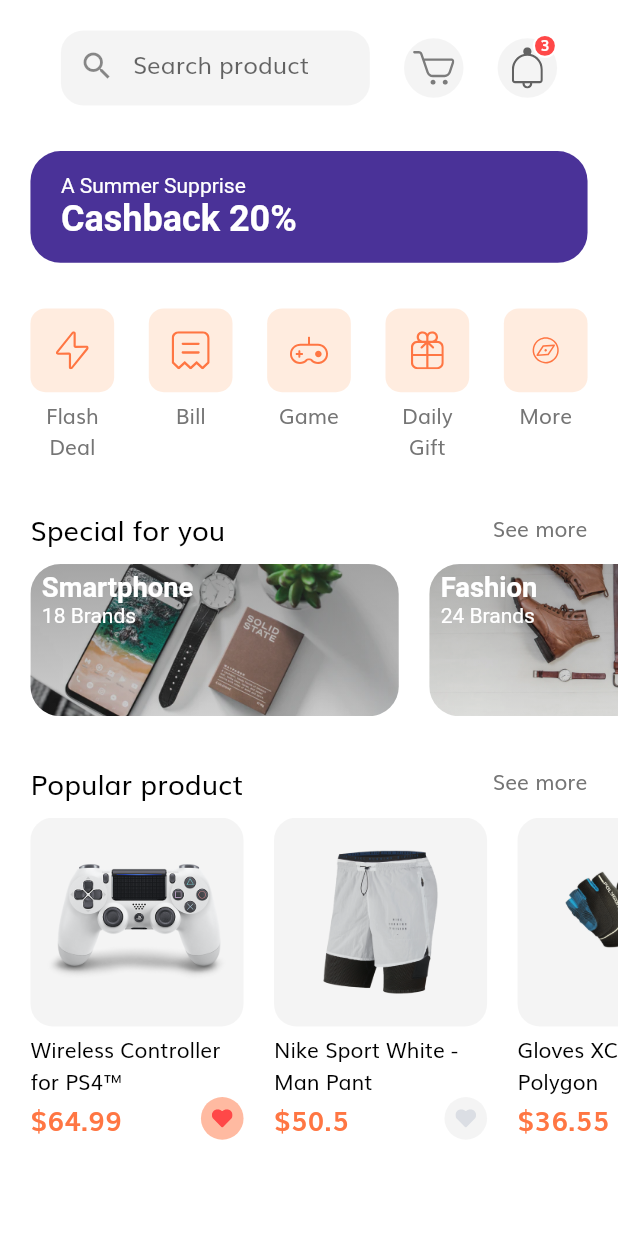
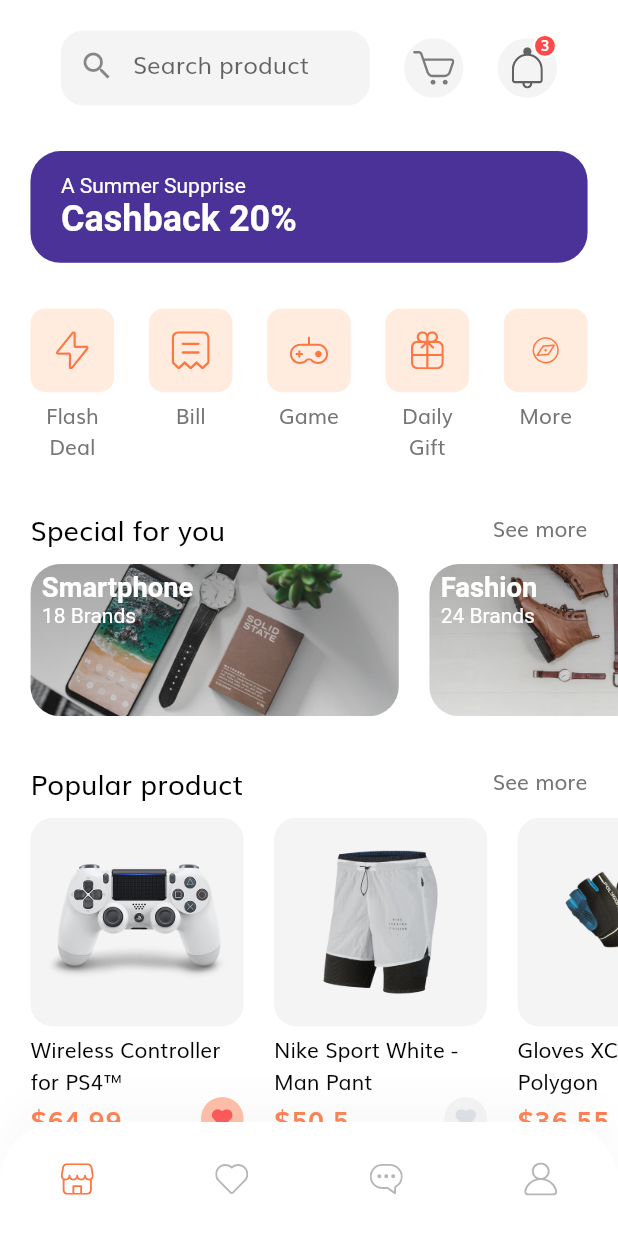
Before and after one commit to DelRoos/e-commerce-themplate, a Flutter app: the HomeScreen screen opened by its route, on a phone screen of 412 x 824 dp. Run offline on Flutter 3.47's test engine with Material 2 defaults, Android fonts, the phone set to English and light mode, and no system bars; our stand-ins replace flutter_svg.

Commit message:
add profil page and end template

```diff
--- /dev/null
+++ b/lib/components/custom_bottom_navbar.dart
@@ -0,0 +1,83 @@
+import 'package:e_commerce/constants.dart';
+import 'package:e_commerce/enums.dart';
+import 'package:e_commerce/screens/home/home_screen.dart';
+import 'package:e_commerce/screens/profile/profile_screen.dart';
+import 'package:flutter/material.dart';
+import 'package:flutter_svg/flutter_svg.dart';
+
+class CustomButtonNavBar extends StatelessWidget {
+  const CustomButtonNavBar({
+    Key? key,
+    required this.selectedMenu,
+  }) : super(key: key);
+
+  final MenuState selectedMenu;
+
+  @override
+  Widget build(BuildContext context) {
+    final Color inActiveColor = Color(0xFFB6B6B6);
+
+    return Container(
+      padding: EdgeInsets.symmetric(vertical: 14),
+      decoration: BoxDecoration(
+        color: Colors.white,
+        borderRadius: BorderRadius.only(
+          topLeft: Radius.circular(40),
+          topRight: Radius.circular(40),
+        ),
+        boxShadow: [
+          BoxShadow(
+            offset: Offset(0, -15),
+            blurRadius: 20,
+            color: Color(0xFFDADADA).withOpacity(0.15),
+          ),
+        ],
+      ),
+      child: SafeArea(
+        child: Row(
+          mainAxisAlignment: MainAxisAlignment.spaceAround,
+          children: [
+            IconButton(
+              onPressed: () =>
+                  Navigator.pushNamed(context, HomeScreen.routeName),
+              icon: SvgPicture.asset(
+                "assets/icons/Shop Icon.svg",
+                color: MenuState.home == selectedMenu
+                    ? kPrimaryColor
+                    : inActiveColor,
+              ),
+            ),
+            IconButton(
+              onPressed: () {},
+              icon: SvgPicture.asset(
+                "assets/icons/Heart Icon.svg",
+                color: MenuState.favourite == selectedMenu
+                    ? kPrimaryColor
+                    : inActiveColor,
+              ),
+            ),
+            IconButton(
+              onPressed: () {},
+              icon: SvgPicture.asset(
+                "assets/icons/Chat bubble Icon.svg",
+                color: MenuState.message == selectedMenu
+                    ? kPrimaryColor
+                    : inActiveColor,
+              ),
+            ),
+            IconButton(
+              onPressed: () =>
+                  Navigator.pushNamed(context, ProfileScreen.routeName),
+              icon: SvgPicture.asset(
+                "assets/icons/User Icon.svg",
+                color: MenuState.profile == selectedMenu
+                    ? kPrimaryColor
+                    : inActiveColor,
+              ),
+            )
+          ],
+        ),
+      ),
+    );
+  }
+}
--- /dev/null
+++ b/lib/enums.dart
@@ -0,0 +1 @@
+enum MenuState { home, favourite, message, profile }
--- a/lib/main.dart
+++ b/lib/main.dart
@@ -1,4 +1,5 @@
 import 'package:e_commerce/routs.dart';
+import 'package:e_commerce/screens/profile/profile_screen.dart';
 import 'package:e_commerce/screens/splash/splash_screen.dart';
 import 'package:e_commerce/theme.dart';
 import 'package:flutter/material.dart';
@@ -17,6 +18,7 @@ class MyApp extends StatelessWidget {
       debugShowCheckedModeBanner: false,
       // home: SplashScreen(),
       initialRoute: SplashScreen.routeName,
+      // initialRoute: ProfileScreen.routeName,
       routes: routes,
     );
   }
--- a/lib/routs.dart
+++ b/lib/routs.dart
@@ -5,6 +5,7 @@ import 'package:e_commerce/screens/forget_password/forgot_password_screen.dart';
 import 'package:e_commerce/screens/home/home_screen.dart';
 import 'package:e_commerce/screens/login_success/login_success_sreen.dart';
 import 'package:e_commerce/screens/otp/otp_screen.dart';
+import 'package:e_commerce/screens/profile/profile_screen.dart';
 import 'package:e_commerce/screens/sign_in/sign_in.dart';
 import 'package:e_commerce/screens/sign_up_screen/sign_up_screen.dart';
 import 'package:e_commerce/screens/splash/splash_screen.dart';
@@ -21,4 +22,5 @@ final Map<String, WidgetBuilder> routes = {
   HomeScreen.routeName: (context) => HomeScreen(),
   DetailScreen.routeName: (context) => DetailScreen(),
   CartScreen.routName: (context) => CartScreen(),
+  ProfileScreen.routeName: (context) => ProfileScreen(),
 };
--- a/lib/screens/cart/components/cart_card_item.dart
+++ b/lib/screens/cart/components/cart_card_item.dart
@@ -16,7 +16,7 @@ class CartItemCard extends StatelessWidget {
     return Row(
       children: [
         SizedBox(
-          width: getProportionalHeight(88 * 1.5),
+          width: getProportionalHeight(88 * 1.2),
           child: AspectRatio(
             aspectRatio: 0.88,
             child: Container(
--- a/lib/screens/home/home_screen.dart
+++ b/lib/screens/home/home_screen.dart
@@ -1,3 +1,5 @@
+import 'package:e_commerce/components/custom_bottom_navbar.dart';
+import 'package:e_commerce/enums.dart';
 import 'package:e_commerce/screens/home/components/body.dart';
 import 'package:flutter/material.dart';
 
@@ -10,6 +12,7 @@ class HomeScreen extends StatelessWidget {
     return Scaffold(
       // appBar: AppBar(title: ,)
       body: Body(),
+      bottomNavigationBar: CustomButtonNavBar(selectedMenu: MenuState.home),
     );
   }
 }
```
Also changed, not shown: lib/screens/profile/components/body.dart (added, +44 -0 lines), lib/screens/profile/components/profile_menu.dart (added, +49 -0 lines), lib/screens/profile/components/profile_picture.dart (added, +43 -0 lines), lib/screens/profile/profile_screen.dart (added, +22 -0 lines).
